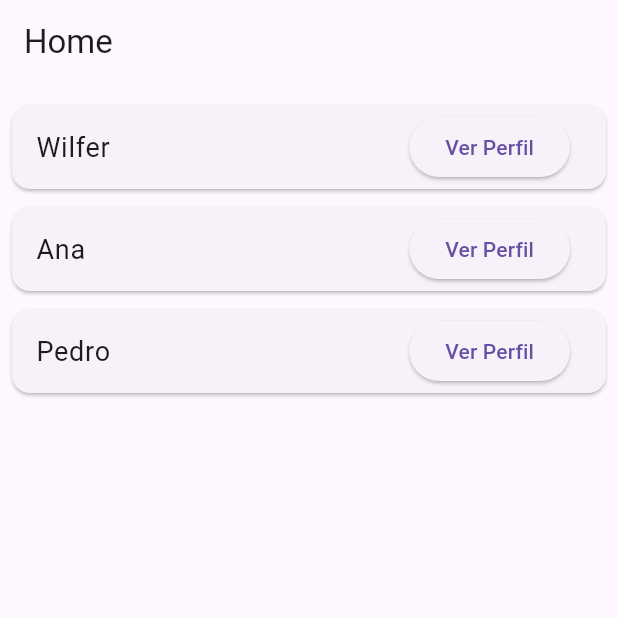
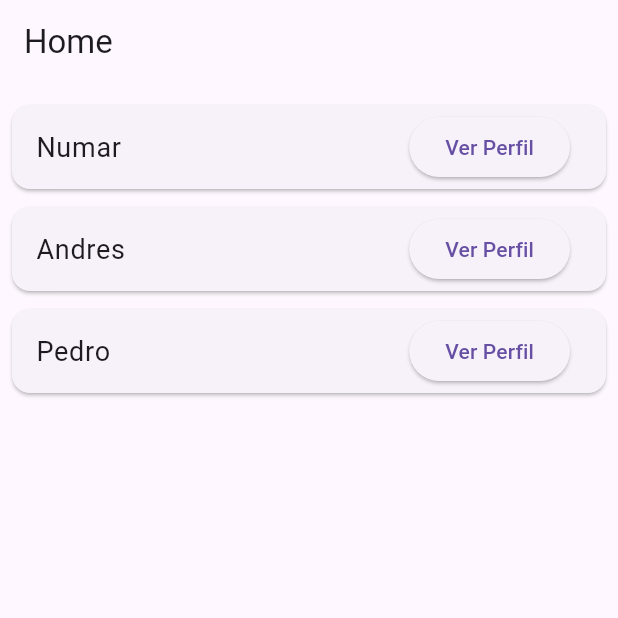
Before and after one commit to WilferDuero/proyecto_flutter, a Flutter app: the screen it shows after launch, on a phone screen of 412 x 824 dp, the top half of it. Run offline on Flutter 3.47's test engine with Material 3 defaults, Android fonts, the phone set to English and light mode, and no system bars.

Commit message:
Primer commit de proyecto_flutter

```diff
--- a/lib/pages/myhome_page.dart
+++ b/lib/pages/myhome_page.dart
@@ -6,9 +6,9 @@ class MyHomePage extends StatelessWidget {
   MyHomePage({super.key});
 
   final List<UserModel> users = [
-    UserModel(name: 'Wilfer', age: 33),
-    UserModel(name: 'Ana', age: 16),
-    UserModel(name: 'Pedro', age: 25),
+    UserModel(name: 'Numar', age: 20),
+    UserModel(name: 'Andres', age: 16),
+    UserModel(name: 'Pedro', age: 35),
   ];
 
   @override
```
